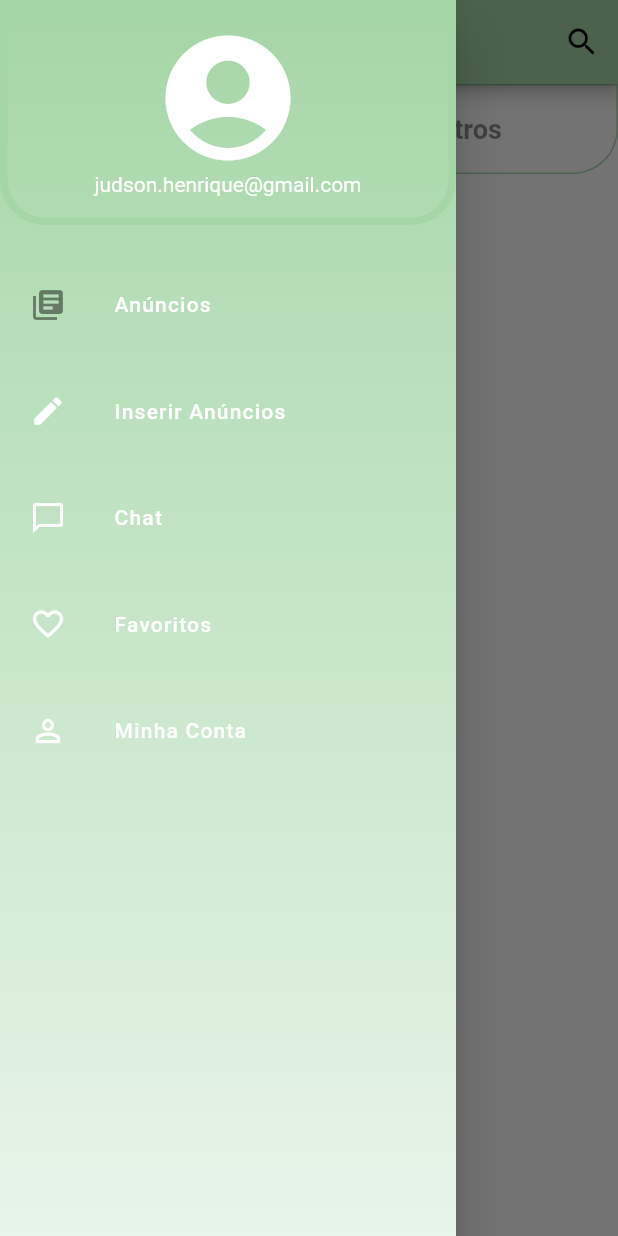
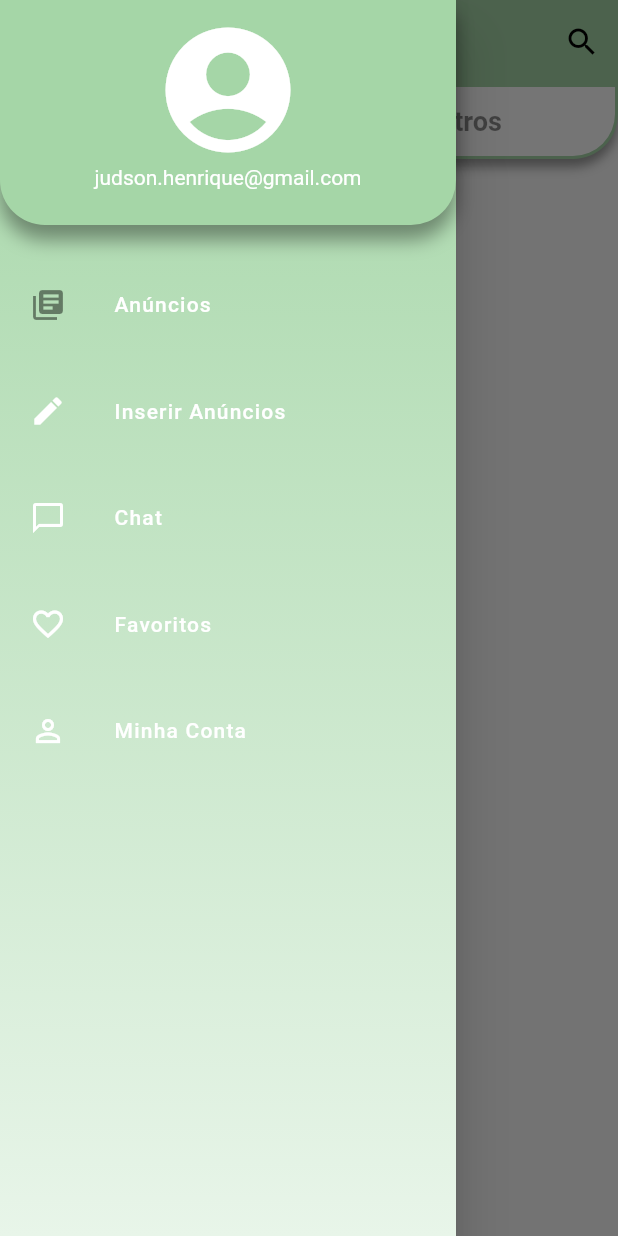
Before and after one commit to Judsonn/e-commerce, a Flutter app: the screen it shows after launch, with the side drawer open, on a phone screen of 412 x 824 dp. Run offline on Flutter 3.47's test engine with Material 2 defaults, Android fonts, the phone set to English and light mode, and no system bars; our stand-ins replace rxdart.

Commit message:
decoration topBar

```diff
--- a/lib/common/custom_drawer/widgets/custom_header.dart
+++ b/lib/common/custom_drawer/widgets/custom_header.dart
@@ -7,8 +7,15 @@ class CustomHeader extends StatelessWidget {
       height: 150,
       decoration: BoxDecoration(
       borderRadius: BorderRadius.only(bottomRight: Radius.circular(30), bottomLeft: Radius.circular(30)),
-      // color: Theme.of(context).primaryColor,
-      border: Border.all(color: Theme.of(context).primaryColor, width: 5)
+      color: Theme.of(context).primaryColor,
+      // border: Border.all(color: Theme.of(context).primaryColor, width: 5),
+      boxShadow: [
+        BoxShadow(
+          offset: Offset(0, 10),
+          color: Colors.black38,
+          blurRadius: 10
+        )
+      ]
       ),
 
     child: Column(
--- a/lib/pages/home/home_page.dart
+++ b/lib/pages/home/home_page.dart
@@ -38,6 +38,7 @@ void didChangeDependencies() {
 
     return Scaffold(
       appBar: AppBar(
+        elevation: 0,
         backgroundColor: Theme.of(context).primaryColor,
        title: StreamBuilder<String>(
         stream: _homeBloc.outSearch,
--- a/lib/pages/home/widgets/bar_button.dart
+++ b/lib/pages/home/widgets/bar_button.dart
@@ -13,12 +13,22 @@ final VoidCallback onPressed;
         onTap: onPressed,
 
         child: Container(
-          height: 60,
+          height: 50,
           alignment: Alignment.center,
           padding: const EdgeInsets.symmetric(horizontal: 16),
+
           decoration: BoxDecoration(
-          borderRadius: BorderRadius.only(bottomRight: Radius.circular(30), bottomLeft: Radius.circular(30)),
-          border: Border.all(color: Theme.of(context).primaryColor, width: 1)
+            color: Colors.white,
+            borderRadius: BorderRadius.only(bottomRight: Radius.circular(30), bottomLeft: Radius.circular(30)),
+            border: Border.all(color: Theme.of(context).primaryColor, width: 2),
+            boxShadow: [
+              BoxShadow(
+               offset: Offset(0, 5),
+               color: Colors.black38,
+               blurRadius: 5
+              )
+            ]
+
           ),
 
           child: Text(
--- a/lib/pages/home/widgets/top_bar.dart
+++ b/lib/pages/home/widgets/top_bar.dart
@@ -12,6 +12,7 @@ class TopBar extends StatelessWidget {
 
           },
         ),
+
         BarButton(
           label: "Filtros",
           onPressed: (){
```
